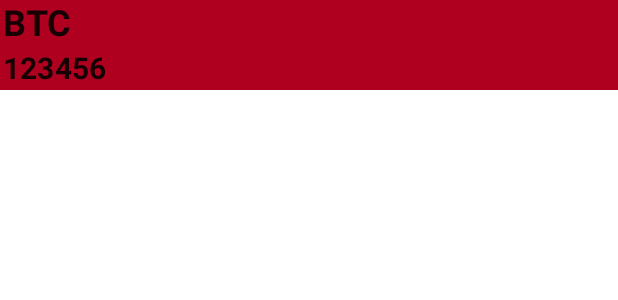
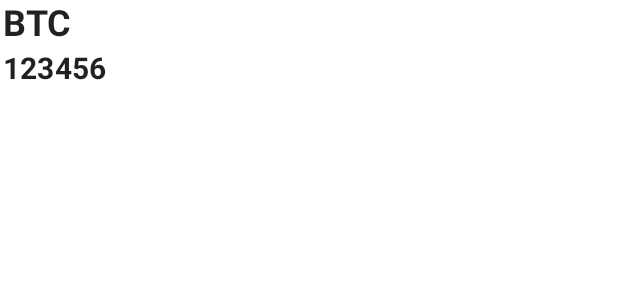
Before and after one commit to asimodabas/Compose-Notes, an Android app built with Jetpack Compose: the @Preview function DefaultPreview, on a phone screen of 412 x 824 dp. Shown: the top 300 px of the screen. Run offline under Robolectric (Android 15) with nearby library versions, the phone set to English and light mode, and no system bars.

```diff
--- a/app/src/main/java/com/asimodabas/compose_notes/MainActivity.kt
+++ b/app/src/main/java/com/asimodabas/compose_notes/MainActivity.kt
@@ -12,6 +12,8 @@ import androidx.compose.material.Scaffold
 import androidx.compose.material.Text
 import androidx.compose.material.TopAppBar
 import androidx.compose.runtime.Composable
+import androidx.compose.runtime.mutableStateListOf
+import androidx.compose.runtime.remember
 import androidx.compose.ui.Modifier
 import androidx.compose.ui.text.font.FontWeight
 import androidx.compose.ui.tooling.preview.Preview
@@ -40,6 +42,9 @@ class MainActivity : ComponentActivity() {
 
 @Composable
 fun mainScreen() {
+
+    var cryptoModels  = remember { mutableStateListOf<CryptoModel>() }
+
     val BASE_URL = "https://raw.githubusercontent.com/"
 
     val retrofit = Retrofit.Builder()
@@ -56,7 +61,7 @@ fun mainScreen() {
         ) {
             if (response.isSuccessful) {
                 response.body()?.let {
-
+                    cryptoModels.addAll(it)
                 }
             }
         }
@@ -68,6 +73,7 @@ fun mainScreen() {
     })
 
     Scaffold(topBar = { AppBar() }) {
+        CryList(cryptos = cryptoModels)
     }
 }
 
@@ -85,7 +91,7 @@ fun CryptorRow(cryptoName: CryptoModel) {
     Column(
         modifier = Modifier
             .fillMaxWidth()
-            .background(color = MaterialTheme.colors.error)
+            .background(color = MaterialTheme.colors.surface)
     ) {
         Text(
             text = cryptoName.currency,
```
